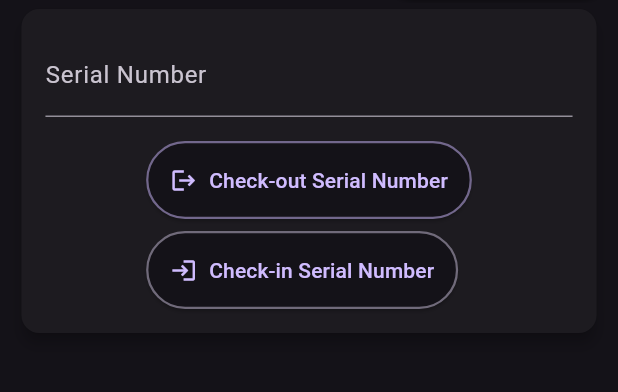
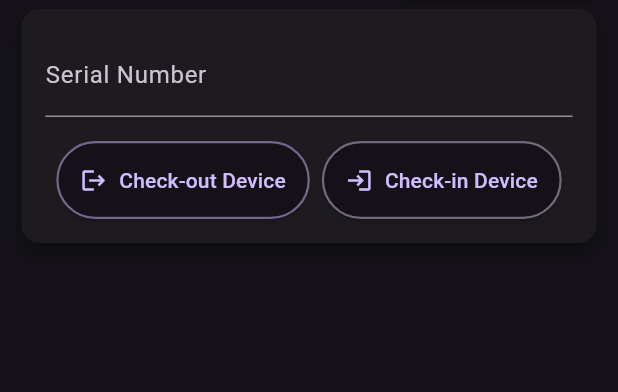
Before and after one commit to WebbPulse/WebbPulse-Inventory-Management, a Flutter app: the DeviceCheckoutView screen opened directly, on a phone screen of 412 x 824 dp, the part 81-473 px from its top. Run offline on Flutter 3.47's test engine with Material 3 defaults, Android fonts, the phone set to English and light mode, and no system bars; our stand-ins replace cloud_firestore, cloud_functions, firebase_auth, firebase_core; missing offline and left inert: firebase_ui_auth; accounts and stored records are empty.

```diff
--- a/hosting/lib/src/apps/authed/views/org_selected/device_checkout_view.dart
+++ b/hosting/lib/src/apps/authed/views/org_selected/device_checkout_view.dart
@@ -348,7 +348,7 @@ class CheckoutFormState extends State<CheckoutForm> {
                               icon: _isLoading
                                   ? const CircularProgressIndicator()
                                   : const Icon(Icons.logout),
-                              label: const Text('Check-out Serial Number'),
+                              label: const Text('Check-out Device'),
                             ),
                             // Check-in Button
                             ElevatedButton.icon(
@@ -370,7 +370,7 @@ class CheckoutFormState extends State<CheckoutForm> {
                               icon: _isLoading
                                   ? const CircularProgressIndicator()
                                   : const Icon(Icons.login),
-                              label: const Text('Check-in Serial Number'),
+                              label: const Text('Check-in Device'),
                             ),
                           ],
                         ),
```
Also changed, not shown: hosting/lib/src/shared/widgets.dart (+23 -8 lines), 1 other file.
